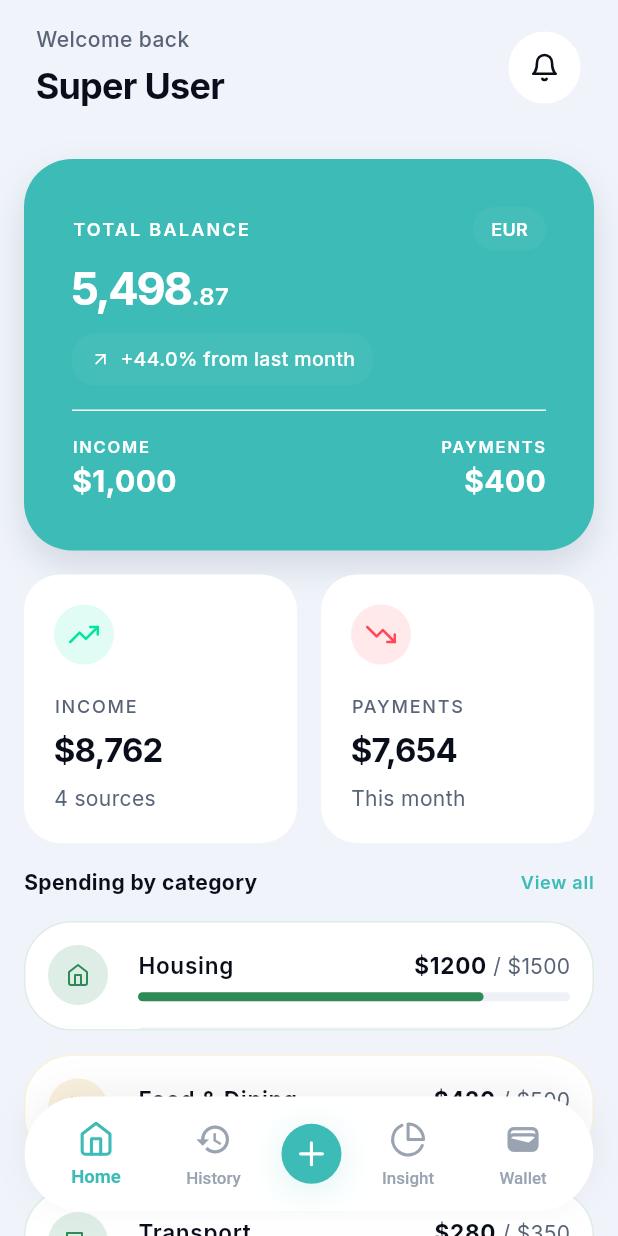
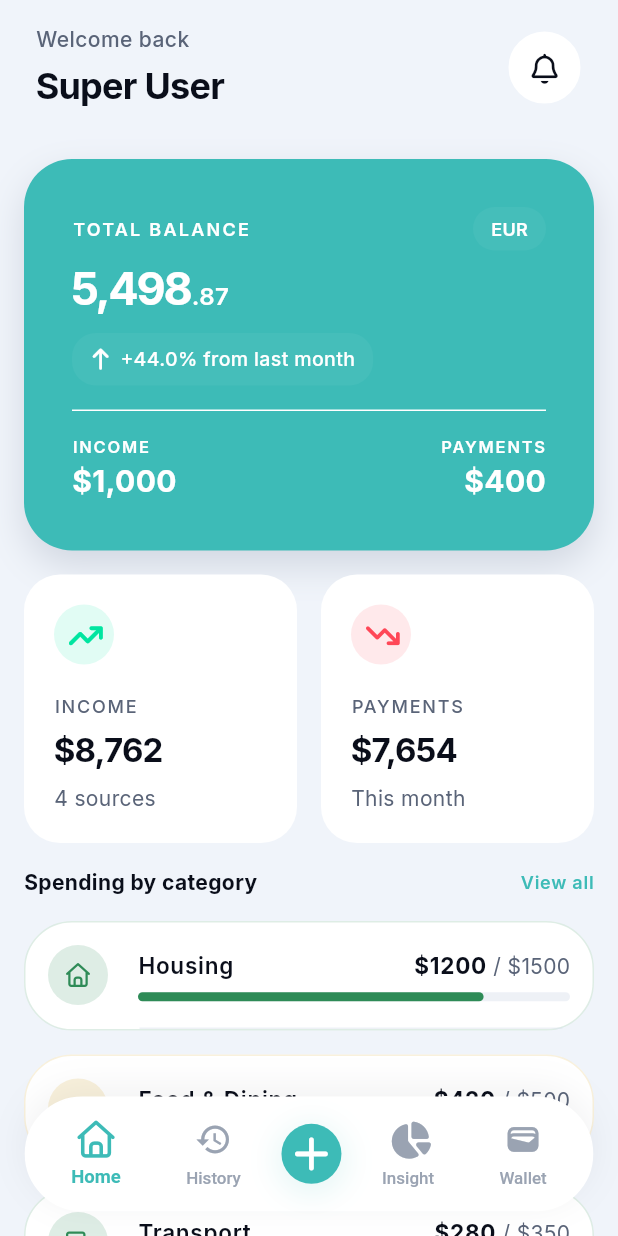
Before and after one commit to daasrattale/ziyyer-v2, a Flutter app: the screen it shows after launch, on a phone screen of 412 x 824 dp. Run offline on Flutter 3.47's test engine with Material 3 defaults, Android fonts, the phone set to English and light mode, and no system bars; our stand-ins replace font_awesome_flutter, go_router, google_fonts, isar; accounts and stored records are empty; generated files the repository leaves out were written again.

Commit message:
fix feather icons dependency

```diff
--- a/lib/constants/app_icons.dart
+++ b/lib/constants/app_icons.dart
@@ -1,21 +1,21 @@
 import 'package:flutter/material.dart';
-import 'package:feather_icons/feather_icons.dart';
+import 'package:font_awesome_flutter/font_awesome_flutter.dart';
 
 class AppIcons {
   AppIcons._();
 
-  static const IconData home = FeatherIcons.home;
+  static const IconData home = FontAwesomeIcons.house;
   static const IconData history = Icons.history;
-  static const IconData insights = FeatherIcons.pieChart;
+  static const IconData insights = FontAwesomeIcons.chartPie;
   static const IconData wallet = Icons.wallet;
-  static const IconData notification = FeatherIcons.bell;
-  static const IconData add = FeatherIcons.plus;
-  static const IconData coffee = FeatherIcons.coffee;
-  static const IconData truck = FeatherIcons.truck;
-  static const IconData shoppingBag = FeatherIcons.shoppingBag;
-  static const IconData film = FeatherIcons.film;
-  static const IconData trendingUp = FeatherIcons.trendingUp;
-  static const IconData trendingDown = FeatherIcons.trendingDown;
-  static const IconData arrowUpRight = FeatherIcons.arrowUpRight;
-  static const IconData arrowDownRight = FeatherIcons.arrowDownRight;
+  static const IconData notification = FontAwesomeIcons.bell;
+  static const IconData add = FontAwesomeIcons.plus;
+  static const IconData coffee = FontAwesomeIcons.coffee;
+  static const IconData truck = FontAwesomeIcons.truck;
+  static const IconData shoppingBag = FontAwesomeIcons.shoppingBag;
+  static const IconData film = FontAwesomeIcons.film;
+  static const IconData trendingUp = FontAwesomeIcons.arrowTrendUp;
+  static const IconData trendingDown = FontAwesomeIcons.arrowTrendDown;
+  static const IconData arrowUpRight = FontAwesomeIcons.arrowUp;
+  static const IconData arrowDownRight = FontAwesomeIcons.arrowDown;
 }
--- a/pubspec.yaml
+++ b/pubspec.yaml
@@ -18,7 +18,9 @@ dependencies:
 
   google_fonts: ^6.1.0
   go_router: ^17.1.0
-  feather_icons: ^1.2.0
+  # Replaced feather_icons with font_awesome_flutter for compatibility with
+  # newer Flutter SDKs (IconData is sealed in newer releases).
+  font_awesome_flutter: ^10.4.0
 
 dev_dependencies:
   flutter_test:
```
Also changed, not shown: pubspec.lock.
